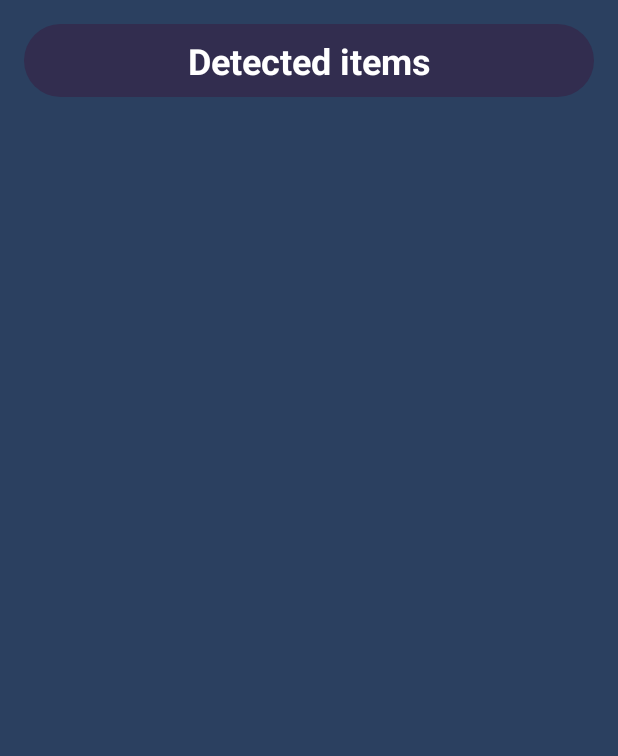
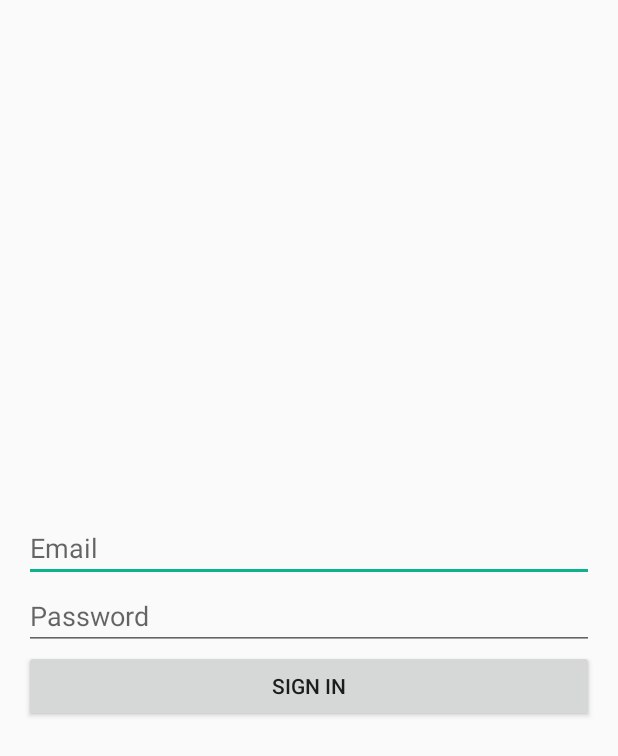
Before and after one commit to sayansil/insight, an Android app: the screen it shows after launch (MainActivity before the commit, LoginActivity after it), on a phone screen of 412 x 824 dp. Shown: the top 756 px of the screen. Run offline under Robolectric (Android 15) with nearby library versions, the phone set to English and light mode, and no system bars; our stand-ins replace Firebase (no records; nobody signed in at launch, a user with empty details on screens opened directly).

Commit message:
Add firebase login

```diff
--- /dev/null
+++ b/app/app/src/main/java/iedc_beast/yolo_reciever/LoginActivity.java
@@ -0,0 +1,73 @@
+package iedc_beast.yolo_reciever;
+
+import android.content.Intent;
+import android.os.Bundle;
+import android.support.annotation.NonNull;
+import android.support.v7.app.AppCompatActivity;
+import android.util.Log;
+import android.view.View;
+import android.widget.Button;
+import android.widget.EditText;
+import android.widget.Toast;
+
+import com.google.android.gms.tasks.Task;
+import com.google.firebase.auth.AuthResult;
+import com.google.firebase.auth.FirebaseAuth;
+import com.google.firebase.auth.FirebaseUser;
+
+public class LoginActivity extends AppCompatActivity {
+
+    private FirebaseAuth mAuth;
+    private static String TAG = "Login";
+
+    @Override
+    protected void onCreate(Bundle savedInstanceState) {
+        super.onCreate(savedInstanceState);
+        setContentView(R.layout.activity_login);
+
+        mAuth = FirebaseAuth.getInstance();
+
+        EditText emailTxt = findViewById(R.id.email);
+        EditText passTxt = findViewById(R.id.password);
+        Button loginBtn = findViewById(R.id.login);
+
+        loginBtn.setOnClickListener((View v) -> {
+            String email = emailTxt.getText().toString();
+            String password = passTxt.getText().toString();
+
+            mAuth.signInWithEmailAndPassword(email, password)
+                    .addOnCompleteListener(this, (@NonNull Task<AuthResult> task) -> {
+                            if (task.isSuccessful()) {
+                                Log.d(TAG, "signInWithEmail:success");
+                                FirebaseUser user = mAuth.getCurrentUser();
+                                updateUI(user);
+                            } else {
+                                Log.w(TAG, "signInWithEmail:failure", task.getException());
+                                updateUI(null);
+
+                            }
+                    });
+        });
+    }
+
+    @Override
+    public void onStart() {
+        super.onStart();
+        FirebaseUser currentUser = mAuth.getCurrentUser();
+        updateUI(currentUser);
+    }
+
+    private void updateUI(FirebaseUser user) {
+        if (user == null) {
+            Toast.makeText(LoginActivity.this, "Authentication failed. Login again!",
+                    Toast.LENGTH_SHORT).show();
+        } else {
+            Toast.makeText(LoginActivity.this, "Welcome",
+                    Toast.LENGTH_SHORT).show();
+            Intent intent = new Intent(LoginActivity.this, MainActivity.class);
+            startActivity(intent);
+            finish();
+        }
+    }
+
+}
--- /dev/null
+++ b/app/app/src/main/res/layout/activity_login.xml
@@ -0,0 +1,31 @@
+<?xml version="1.0" encoding="utf-8"?>
+<LinearLayout
+    xmlns:android="http://schemas.android.com/apk/res/android"
+    android:gravity="center_vertical"
+    android:layout_width="match_parent"
+    android:layout_height="match_parent"
+    android:orientation="vertical"
+    android:padding="16dp">
+
+
+
+    <EditText
+        android:id="@+id/email"
+        android:layout_width="match_parent"
+        android:layout_height="wrap_content"
+        android:hint="Email" />
+
+    <EditText
+        android:id="@+id/password"
+        android:layout_width="match_parent"
+        android:layout_height="wrap_content"
+        android:hint="Password"
+        android:inputType="textPassword" />
+
+    <Button
+        android:id="@+id/login"
+        android:layout_width="match_parent"
+        android:layout_height="wrap_content"
+        android:text="Sign in" />
+
+</LinearLayout>
```
Also changed, not shown: app/app/build.gradle (+8 -0 lines), app/app/src/main/AndroidManifest.xml (+8 -4 lines), app/app/src/main/java/iedc_beast/yolo_reciever/MainActivity.java (+31 -6 lines), app/app/src/main/res/drawable/ic_logout.xml (added, +12 -0 lines), app/app/src/main/res/layout/activity_main.xml (+23 -4 lines).
